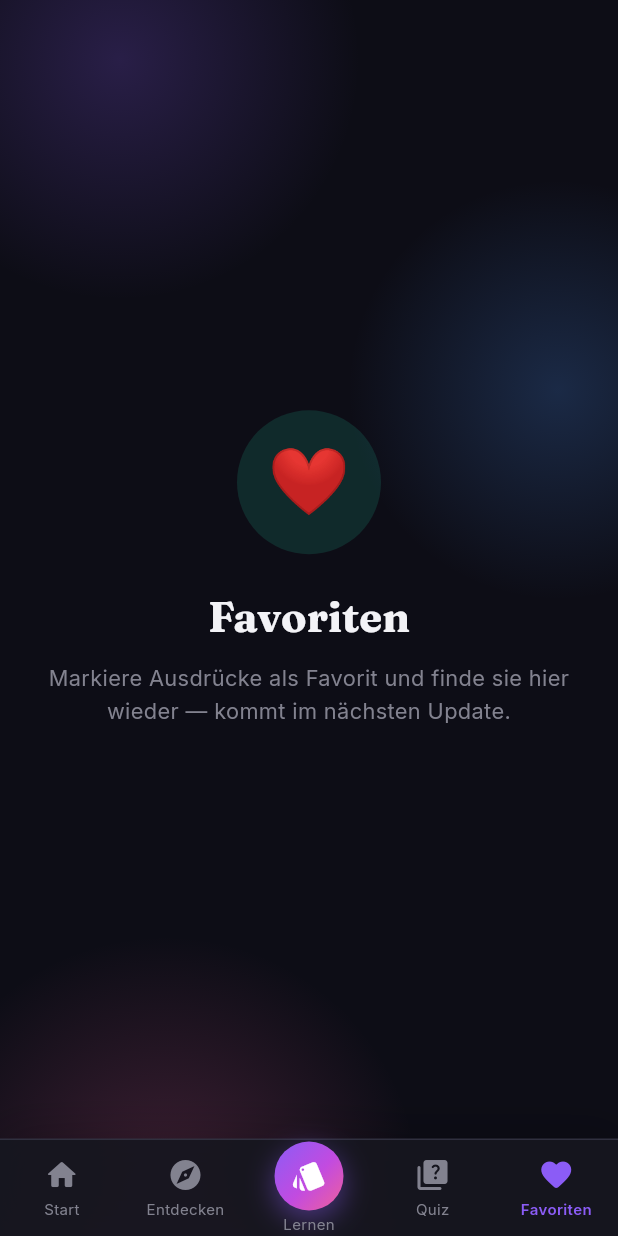
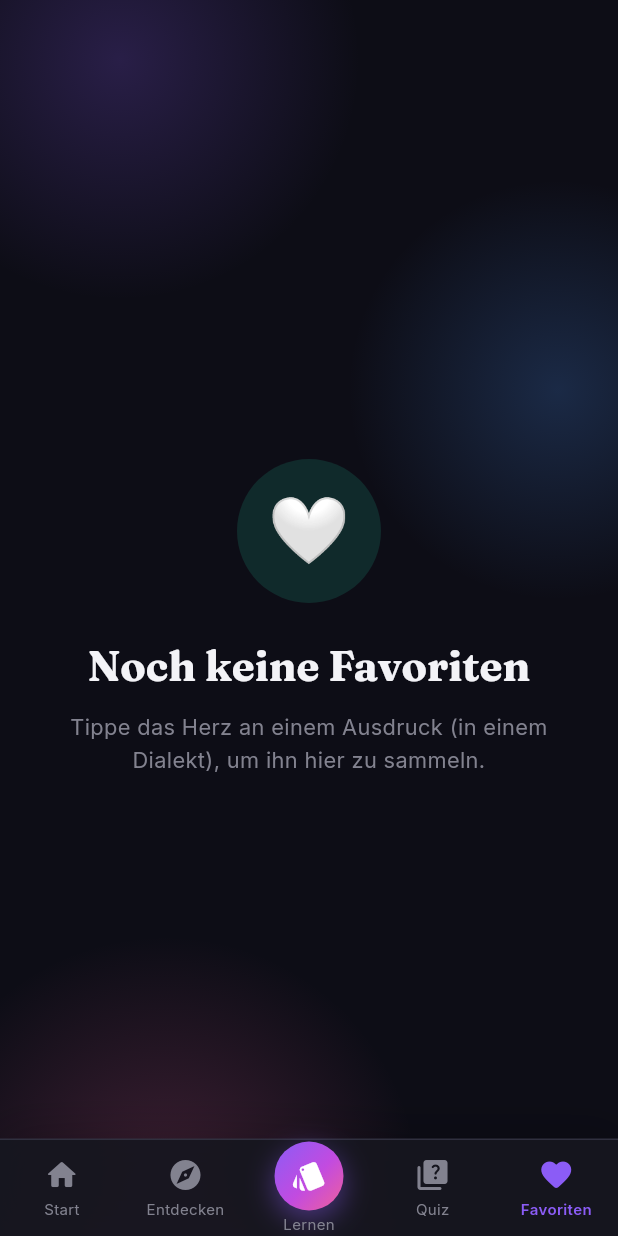
Before and after one commit to tounsii007/dialekt-lernen, a Flutter app: the screen it shows after launch, item 5 of the bottom bar chosen, on a phone screen of 412 x 824 dp. Run offline on Flutter 3.47's test engine with Material 3 defaults, Android fonts, the phone set to English and light mode, and no system bars; our stand-ins replace flutter_native_splash, google_fonts, shared_preferences.

Commit message:
feat(mobile): persistent favourites
Add a shared_preferences-backed FavoritesStore (key "dialektId.ausdruckId",
mirrors the web store/favorites.js). A reactive FavoriteButton toggles the
heart on each expression in the dialect detail screen, and the Favoriten tab
now lists all favourited expressions grouped with their dialect (tap to open,
heart to remove) with a styled empty state. Favourites load on splash.

Co-Authored-By: Claude Opus 4.7 <noreply@anthropic.com>

```diff
--- /dev/null
+++ b/mobile/lib/data/favorites_store.dart
@@ -0,0 +1,48 @@
+import 'package:flutter/foundation.dart';
+import 'package:shared_preferences/shared_preferences.dart';
+
+/// Persistente Favoriten (Schlüssel "dialektId.ausdruckId") via
+/// shared_preferences — Pendant zu store/favorites.js der Web-App.
+class FavoritesStore extends ChangeNotifier {
+  FavoritesStore._();
+  static final FavoritesStore instance = FavoritesStore._();
+
+  static const String _prefsKey = 'dialekto.favoriten';
+
+  final Set<String> _keys = <String>{};
+  bool _loaded = false;
+
+  bool get isLoaded => _loaded;
+  int get count => _keys.length;
+  List<String> get keys => _keys.toList();
+
+  String _key(String dialektId, String ausdruckId) => '$dialektId.$ausdruckId';
+
+  Future<void> load() async {
+    if (_loaded) return;
+    final prefs = await SharedPreferences.getInstance();
+    _keys
+      ..clear()
+      ..addAll(prefs.getStringList(_prefsKey) ?? const <String>[]);
+    _loaded = true;
+    notifyListeners();
+  }
+
+  bool isFavorite(String dialektId, String ausdruckId) =>
+      _keys.contains(_key(dialektId, ausdruckId));
+
+  /// Toggelt einen Favoriten und persistiert. Liefert true, wenn hinzugefügt.
+  Future<bool> toggle(String dialektId, String ausdruckId) async {
+    final key = _key(dialektId, ausdruckId);
+    final added = !_keys.contains(key);
+    if (added) {
+      _keys.add(key);
+    } else {
+      _keys.remove(key);
+    }
+    notifyListeners();
+    final prefs = await SharedPreferences.getInstance();
+    await prefs.setStringList(_prefsKey, _keys.toList());
+    return added;
+  }
+}
--- a/mobile/lib/screens/favoriten_screen.dart
+++ b/mobile/lib/screens/favoriten_screen.dart
@@ -1,24 +1,127 @@
 import 'package:flutter/material.dart';
 
+import '../data/favorites_store.dart';
+import '../data/models.dart';
+import '../data/repository.dart';
 import '../theme/app_theme.dart';
 import '../widgets/aurora_background.dart';
+import '../widgets/favorite_button.dart';
+import '../widgets/glass_card.dart';
 import '../widgets/placeholder_view.dart';
+import 'dialekt_detail_screen.dart';
 
 class FavoritenScreen extends StatelessWidget {
   const FavoritenScreen({super.key});
 
   @override
   Widget build(BuildContext context) {
-    return const AuroraBackground(
+    final store = FavoritesStore.instance;
+    final repo = DialektRepository.instance;
+    final surfaces = AppSurfaces.of(context);
+
+    return AuroraBackground(
       child: SafeArea(
-        child: PlaceholderView(
-          emoji: '❤️',
-          title: 'Favoriten',
-          message:
-              'Markiere Ausdrücke als Favorit und finde sie hier wieder — kommt im nächsten Update.',
-          accent: AppColors.accent,
+        bottom: false,
+        child: ListenableBuilder(
+          listenable: store,
+          builder: (context, _) {
+            final entries = <({Dialekt dialekt, Ausdruck ausdruck})>[];
+            for (final d in repo.dialekte) {
+              for (final a in d.ausdruecke) {
+                if (store.isFavorite(d.id, a.id)) {
+                  entries.add((dialekt: d, ausdruck: a));
+                }
+              }
+            }
+
+            if (entries.isEmpty) {
+              return const PlaceholderView(
+                emoji: '🤍',
+                title: 'Noch keine Favoriten',
+                message:
+                    'Tippe das Herz an einem Ausdruck (in einem Dialekt), um ihn hier zu sammeln.',
+                accent: AppColors.accent,
+              );
+            }
+
+            return ListView(
+              padding: const EdgeInsets.fromLTRB(
+                AppSpacing.x5,
+                AppSpacing.x5,
+                AppSpacing.x5,
+                120,
+              ),
+              children: [
+                Text('❤️ Favoriten',
+                    style: Theme.of(context).textTheme.headlineMedium
+                        ?.copyWith(fontSize: 26)),
+                const SizedBox(height: AppSpacing.x2),
+                Text('${entries.length} gemerkt',
+                    style: TextStyle(color: surfaces.textMuted)),
+                const SizedBox(height: AppSpacing.x5),
+                for (final e in entries) ...[
+                  _FavTile(dialekt: e.dialekt, ausdruck: e.ausdruck),
+                  const SizedBox(height: AppSpacing.x3),
+                ],
+              ],
+            );
+          },
         ),
       ),
     );
   }
 }
+
+class _FavTile extends StatelessWidget {
+  const _FavTile({required this.dialekt, required this.ausdruck});
+
+  final Dialekt dialekt;
+  final Ausdruck ausdruck;
+
+  @override
+  Widget build(BuildContext context) {
+    final surfaces = AppSurfaces.of(context);
+    return GlassCard(
+      accent: dialekt.color,
+      padding: const EdgeInsets.fromLTRB(
+        AppSpacing.x4,
+        AppSpacing.x2,
+        AppSpacing.x2,
+        AppSpacing.x2,
+      ),
+      onTap: () => Navigator.of(context).push(
+        MaterialPageRoute(
+          builder: (_) => DialektDetailScreen(dialekt: dialekt),
+        ),
+      ),
+      child: Row(
+        children: [
+          Text(dialekt.flag, style: const TextStyle(fontSize: 26)),
+          const SizedBox(width: AppSpacing.x3),
+          Expanded(
+            child: Column(
+              crossAxisAlignment: CrossAxisAlignment.start,
+              children: [
+                Text(
+                  ausdruck.ausdruck,
+                  style: Theme.of(context)
+                      .textTheme
+                      .titleLarge
+                      ?.copyWith(fontSize: 16),
+                ),
+                const SizedBox(height: 2),
+                Text(
+                  ausdruck.hochdeutsch,
+                  maxLines: 1,
+                  overflow: TextOverflow.ellipsis,
+                  style: TextStyle(fontSize: 13, color: surfaces.textMuted),
+                ),
+              ],
+            ),
+          ),
+          FavoriteButton(dialektId: dialekt.id, ausdruckId: ausdruck.id),
+        ],
+      ),
+    );
+  }
+}
--- a/mobile/lib/screens/splash_screen.dart
+++ b/mobile/lib/screens/splash_screen.dart
@@ -2,6 +2,7 @@ import 'package:flutter/material.dart';
 import 'package:flutter_native_splash/flutter_native_splash.dart';
 import 'package:google_fonts/google_fonts.dart';
 
+import '../data/favorites_store.dart';
 import '../data/repository.dart';
 import '../theme/app_theme.dart';
 import '../widgets/brand_logo.dart';
@@ -57,6 +58,7 @@ class _SplashScreenState extends State<SplashScreen>
     final sw = Stopwatch()..start();
     try {
       await DialektRepository.instance.load();
+      await FavoritesStore.instance.load();
     } catch (_) {
       // Daten konnten nicht geladen werden — App startet trotzdem.
     }
--- a/mobile/pubspec.yaml
+++ b/mobile/pubspec.yaml
@@ -40,6 +40,9 @@ dependencies:
 
   # Nativer Splash-Screen (Android/iOS) — Hintergrundfarbe + Logo.
   flutter_native_splash: ^2.4.4
+
+  # Lokale Persistenz (Favoriten, später Fortschritt) — kein Backend.
+  shared_preferences: ^2.3.2
 
 dev_dependencies:
   flutter_test:
```
Also changed, not shown: mobile/lib/screens/dialekt_detail_screen.dart (+17 -4 lines), mobile/lib/widgets/favorite_button.dart (added, +41 -0 lines), mobile/pubspec.lock.
